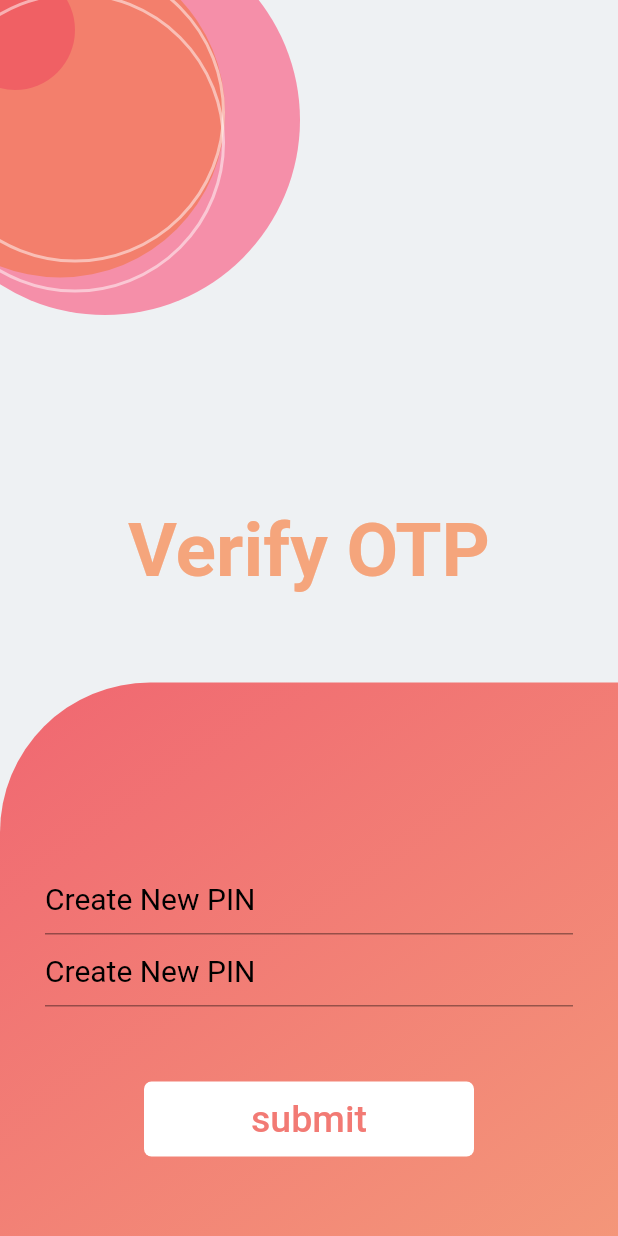
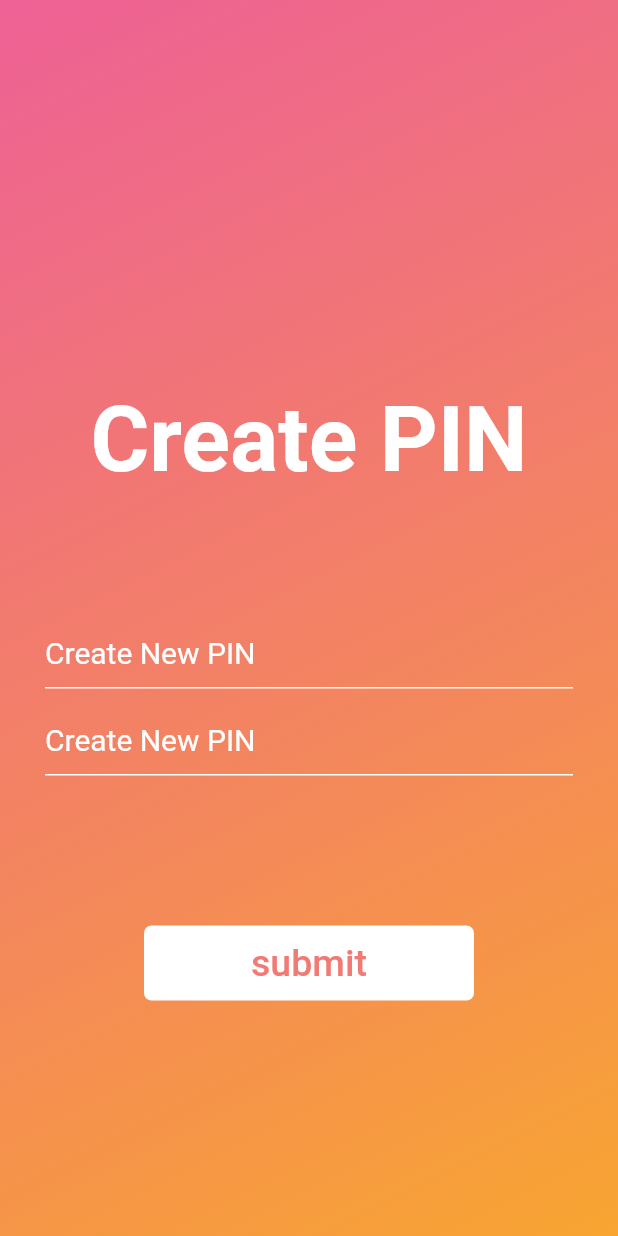
Before and after one commit to PriyankaZimo/rpm_provider, a Flutter app: the screen it shows after launch, on a phone screen of 412 x 824 dp. Run offline on Flutter 3.47's test engine with Material 2 defaults, Android fonts, the phone set to English and light mode, and no system bars.

Commit message:
choos la

```diff
--- a/lib/verify_otp.dart
+++ b/lib/verify_otp.dart
@@ -1,89 +1,99 @@
 import 'package:flutter/material.dart';
-
-import 'CommonWidget/circles_color.dart';
 
 class Verify_otp extends StatefulWidget {
   @override
   State<Verify_otp> createState() => _Verify_otpState();
 }
 
-late Size size;
-
 class _Verify_otpState extends State<Verify_otp> {
   @override
   Widget build(BuildContext context) {
-    size = MediaQuery.of(context).size;
-
     return Scaffold(
       backgroundColor: Color(0xFFEEF1F3),
-      body: SingleChildScrollView(
-        child: Expanded(
-          child: Column(
-            children: [
-              CircleColor(),
-              Padding(
-                padding: const EdgeInsets.all(58.0),
-                child: Text(
-                  'Verify OTP',
-                  style: TextStyle(
-                  color: Color(0xfff5A57c),
-                  fontSize: 50,
-                  fontWeight: FontWeight.w700),
-                ),
-              ),
-              Container(
-                  height: size.width <= 380
-                      ? MediaQuery.of(context).size.height / 1.9
-                      : 580,
+      body: Container(
+        height: MediaQuery.of(context).size.height,
+        width: MediaQuery.of(context).size.width,
         decoration: BoxDecoration(
           gradient: LinearGradient(
               begin: Alignment.topLeft,
               end: Alignment.bottomRight,
-                          colors: [Color(0xFFf06771), Color(0xFFf5A57C)]),
-                      borderRadius:
-                          BorderRadius.only(topLeft: Radius.circular(100))),
-                  child: Padding(
-                    padding: const EdgeInsets.only(left: 30, right: 30, top: 120),
+              colors: [
+                Color(0xFFee3d7e).withOpacity(0.8),
+                Color(0xFFf99d1c).withOpacity(0.9)
+              ]),
+        ),
+        child: SingleChildScrollView(
+          child: Column(
+            children: [
+              SizedBox(
+                height: 200,
+              ),
+              Container(
+                child: Column(
+                  mainAxisAlignment: MainAxisAlignment.center,
+                  children: [
+                    Padding(
+                      padding: const EdgeInsets.all(58.0),
+                      child: Text(
+                        'Create PIN',
+                        style: TextStyle(
+                            color: Color(0xfffffffffffffff),
+                            fontSize: 60,
+                            fontWeight: FontWeight.w600),
+                      ),
+                    ),
+                    Padding(
+                      padding:
+                          const EdgeInsets.only(left: 30, right: 30, top: 25),
                       child: Column(
                         children: [
                           TextFormField(
                             keyboardType: TextInputType.emailAddress,
-                          autovalidateMode: AutovalidateMode.onUserInteraction,
+                            autovalidateMode:
+                                AutovalidateMode.onUserInteraction,
                             obscureText: false,
                             decoration: InputDecoration(
-                              /*labelText: 'Email',*/
+                                enabledBorder: UnderlineInputBorder(
+                                  borderSide: BorderSide(color: Colors.white),
+                                ),
                                 hintText: 'Create New PIN',
-                              hintStyle:
-                                  TextStyle(color: Colors.black, fontSize: 20.0)),
-                          /*validator: (value) {
+                                hintStyle: TextStyle(
+                                    color: Colors.white, fontSize: 20.0)),
+                            validator: (value) {
                               if (value!.length == 0) {
-                  return "* Required Email";
-                  // } else if (value.length < 6) {
+                                return "* Required PIN";
+                              } else if (value.length < 6) {
                                 return "Password should be atleast 6 characters";
                               } else
                                 return null;
-            },*/
+                            },
+                          ),
+                          SizedBox(
+                            height: 10,
                           ),
                           TextFormField(
                             keyboardType: TextInputType.emailAddress,
-                          autovalidateMode: AutovalidateMode.onUserInteraction,
+                            autovalidateMode:
+                                AutovalidateMode.onUserInteraction,
                             obscureText: false,
                             decoration: InputDecoration(
-                              /*labelText: 'Email',*/
                                 hintText: 'Create New PIN',
-                              hintStyle:
-                                  TextStyle(color: Colors.black, fontSize: 20.0)),
-                          /*validator: (value) {
+                                enabledBorder: UnderlineInputBorder(
+                                  borderSide: BorderSide(color: Colors.white),
+                                ),
+                                hintStyle: TextStyle(
+                                    color: Colors.white, fontSize: 20.0)),
+                            validator: (value) {
                               if (value!.length == 0) {
-                  return "* Required Email";
-                  // } else if (value.length < 6) {
+                                return "* Required PIn";
+                              } else if (value.length < 6) {
                                 return "Password should be atleast 6 characters";
                               } else
                                 return null;
-            },*/
+                            },
                           ),
                           SizedBox(
-                          height: 50,
+                            height: 100,
                           ),
                           new GestureDetector(
                               onTap: () {
@@ -108,7 +118,13 @@ class _Verify_otpState extends State<Verify_otp> {
                               )),
                         ],
                       ),
-                  )),
+                    ),
+                    SizedBox(
+                      height: 20,
+                    ),
+                  ],
+                ),
+              ),
             ],
           ),
         ),
```
Lines whose indentation alone changed are shown as unchanged.
